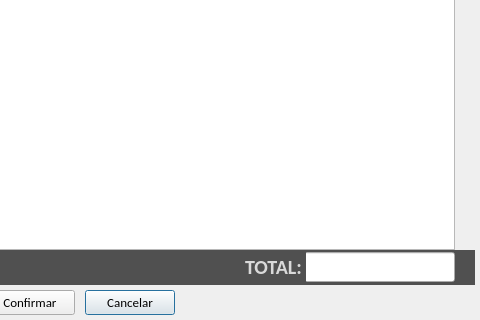
Before: the Qt Designer form loja/tela_comprar.ui in jmessias1725/sexloja, drawn with Qt 5; both pictures show x 320 to 800 and y 295 to 615 of the 800 by 615 pixel window.
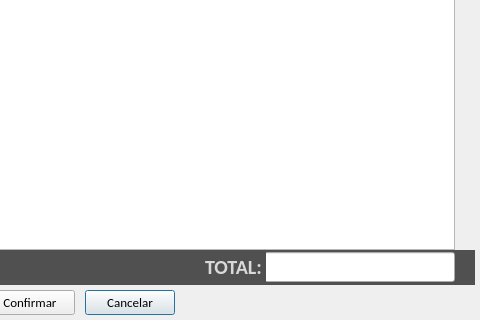
After: the same form once the commit is applied. Icons and pictures are not drawn.

What changed in the file:
```diff
--- a/loja/tela_comprar.ui
+++ b/loja/tela_comprar.ui
@@ -659,9 +659,9 @@
    <widget class="QLineEdit" name="le_total">
     <property name="geometry">
      <rect>
-      <x>619</x>
+      <x>579</x>
       <y>2</y>
-      <width>151</width>
+      <width>191</width>
       <height>30</height>
      </rect>
     </property>
@@ -679,6 +679,9 @@
     <property name="text">
      <string/>
     </property>
+    <property name="alignment">
+     <set>Qt::AlignRight|Qt::AlignTrailing|Qt::AlignVCenter</set>
+    </property>
     <property name="readOnly">
      <bool>true</bool>
     </property>
@@ -686,7 +689,7 @@
    <widget class="QLabel" name="lb_total">
     <property name="geometry">
      <rect>
-      <x>560</x>
+      <x>520</x>
       <y>2</y>
       <width>61</width>
       <height>30</height>
```
